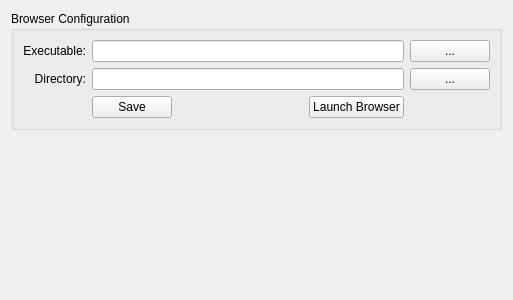
Old version of the form tbb/tbb.ui in the repository sirop/vidalia-plugins.
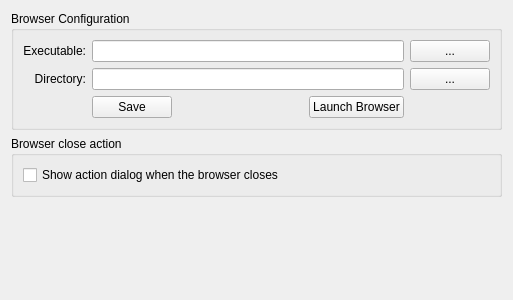
New version of the form.

Commit message:
Improve usability of the TBB plugin
The main changes are:
- When closing the browser, show a dialog so that the user can choose what
	to do: close tor, reopen the browser, or do nothing.
- Show a message in the tray icon to let the user know a browser will open
	in a few seconds.

```diff
--- a/tbb/tbb.ui
+++ b/tbb/tbb.ui
@@ -90,7 +90,7 @@
      </layout>
     </widget>
    </item>
-   <item row="1" column="1">
+   <item row="2" column="1">
     <spacer name="verticalSpacer">
      <property name="orientation">
       <enum>Qt::Vertical</enum>
@@ -103,6 +103,22 @@
      </property>
     </spacer>
    </item>
+   <item row="1" column="1">
+    <widget class="QGroupBox" name="closeActionBox">
+     <property name="title">
+      <string>Browser close action</string>
+     </property>
+     <layout class="QGridLayout" name="gridLayout_3">
+      <item row="0" column="0">
+       <widget class="QCheckBox" name="chkShowDialog">
+        <property name="text">
+         <string>Show action dialog when the browser closes</string>
+        </property>
+       </widget>
+      </item>
+     </layout>
+    </widget>
+   </item>
   </layout>
  </widget>
  <resources/>
```
Left out of the diff: 2 changed lines with no effect on the pictures. The commit also changes 2 other files.
